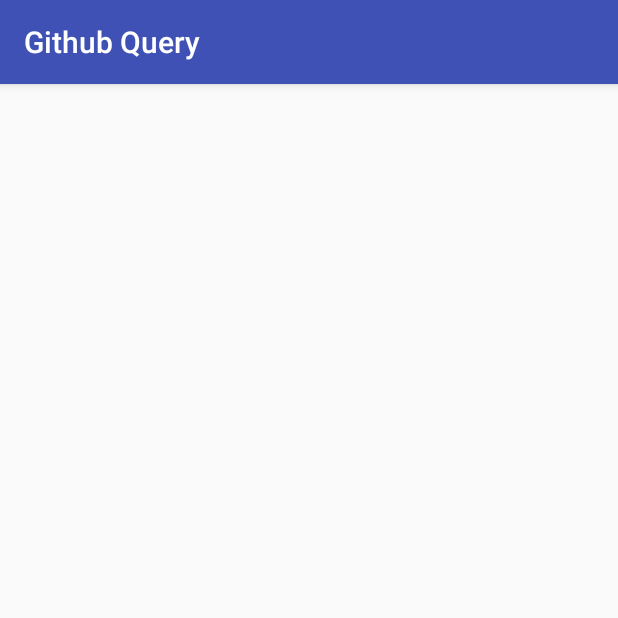
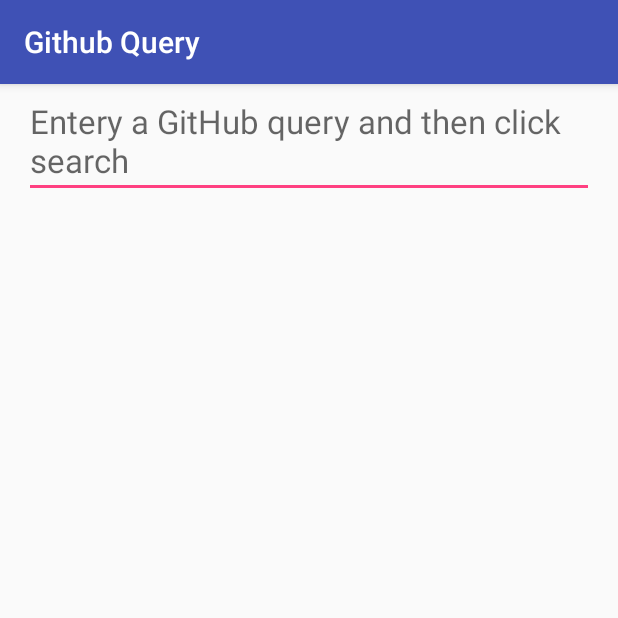
Before and after one commit to rkiresich/T02.01-Exercise-CreateLayout, an Android app: the screen it shows after launch (MainActivity), on a phone screen of 412 x 824 dp, the top half of it. Run offline under Robolectric (Android 15) with nearby library versions, the phone set to English and light mode, and no system bars.

Commit message:
Completed TODOS 1-11

```diff
--- a/app/src/main/res/layout/activity_main.xml
+++ b/app/src/main/res/layout/activity_main.xml
@@ -38,10 +38,21 @@
     <!--COMPLETE-->
 
     <!--TODO (7) Add an EditText-->
+    <!--COMPLETE-->
     <!--TODO (8) Give the EditText an id of @+id/et_search_box-->
+    <!--COMPLETE-->
     <!--TODO (9) Set the text size to 22sp-->
+    <!--COMPLETE-->
     <!--TODO (10) Set the width to match_parent and the height to wrap_content-->
+    <!--COMPLETE-Both wrap_content-->
     <!--TODO (11) Provide a hint telling the user to enter a query and then click search-->
+    <!--COMPLETE-->
+    <EditText
+        android:id="@+id/et_search_box"
+        android:layout_width="wrap_content"
+        android:layout_height="wrap_content"
+        android:textSize="22sp"
+        android:hint="Entery a GitHub query and then click search"/>
 
     <!--TODO (12) Add a TextView-->
     <!--TODO (13) Give the TextView an id of @+id/tv_url_display-->
```
